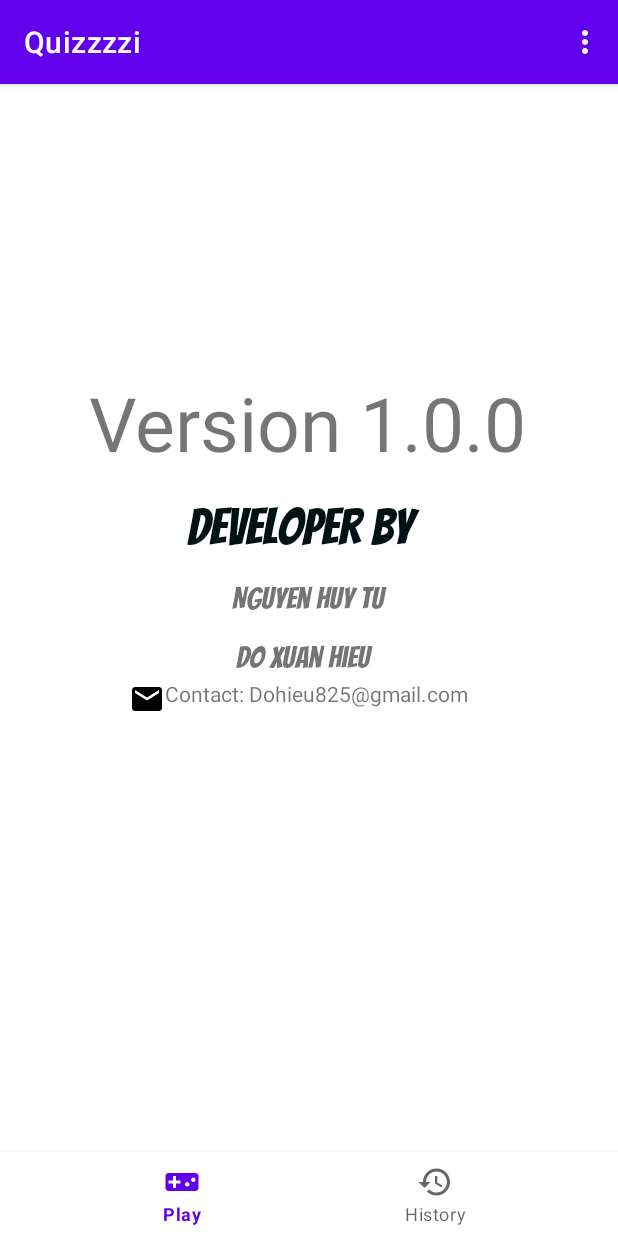
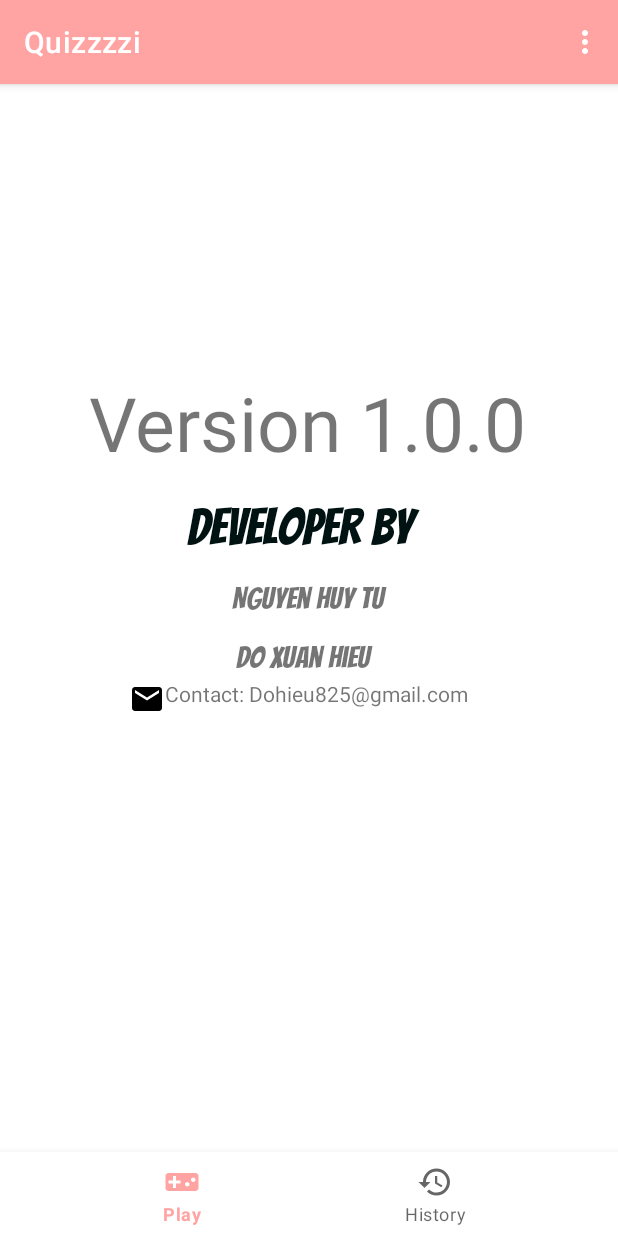
Before and after one commit to renadayne/quiz_app, an Android app: the screen it shows after launch (QuizMenu), on a phone screen of 412 x 824 dp. Run offline under Robolectric (Android 15) with nearby library versions, the phone set to English and light mode, and no system bars; our stand-ins replace navigation-ui.

Commit message:
update action bar color

```diff
--- a/app/src/main/java/com/example/quizzzzi/MainActivity.java
+++ b/app/src/main/java/com/example/quizzzzi/MainActivity.java
@@ -34,7 +34,7 @@ public class MainActivity extends AppCompatActivity {
         appName.setAnimation(bottomAnim);
         slogan.setAnimation(bottomAnim);
 
-        // Chuyển sang Menu chọn câu hỏi theo chủ đề
+        // Chuyển sang Menu chính
         new Handler().postDelayed(() -> {
             Intent intent = new Intent(MainActivity.this, QuizMenu.class);
             startActivity(intent);
--- a/app/src/main/java/com/example/quizzzzi/QuizMenu.java
+++ b/app/src/main/java/com/example/quizzzzi/QuizMenu.java
@@ -28,7 +28,9 @@ public class QuizMenu extends AppCompatActivity {
         super.onCreate(savedInstanceState);
 //        binding = ActivityMainBinding.inflate(getLayoutInflater());
         setContentView(R.layout.activity_quiz_menu);
+
         mainTheme = MediaPlayer.create(QuizMenu.this,R.raw.boom);
+        // music loop
         if (!mainTheme.isPlaying())
         {
             mainTheme.start();
@@ -67,7 +69,7 @@ public class QuizMenu extends AppCompatActivity {
                 sendmail.setType("text/plain");
                 sendmail.putExtra(Intent.EXTRA_EMAIL,
                         new String[]{"Dohieu825@gmail.com", "huytuduelist@gmail.com"});
-                sendmail.putExtra(Intent.EXTRA_SUBJECT,"Can gop y");
+                sendmail.putExtra(Intent.EXTRA_SUBJECT,"Góp Ý");
 
                 if(sendmail.resolveActivity(getPackageManager()) != null){
                     startActivity(sendmail);
--- a/app/src/main/res/values/themes.xml
+++ b/app/src/main/res/values/themes.xml
@@ -1,16 +1,16 @@
-<resources xmlns:tools="http://schemas.android.com/tools">
+<resources>
     <!-- Base application theme. -->
     <style name="Theme.Quizzzzi" parent="Theme.MaterialComponents.DayNight.DarkActionBar">
         <!-- Primary brand color. -->
-        <item name="colorPrimary">@color/purple_500</item>
-        <item name="colorPrimaryVariant">@color/purple_700</item>
+        <item name="colorPrimary">#ffa4a2</item>
+        <item name="colorPrimaryVariant">#e57373</item>
         <item name="colorOnPrimary">@color/white</item>
         <!-- Secondary brand color. -->
         <item name="colorSecondary">@color/teal_200</item>
         <item name="colorSecondaryVariant">@color/teal_700</item>
         <item name="colorOnSecondary">@color/black</item>
         <!-- Status bar color. -->
-        <item name="android:statusBarColor" tools:targetApi="l">?attr/colorPrimaryVariant</item>
+        <item name="android:statusBarColor" >?attr/colorPrimaryVariant</item>
         <!-- Customize your theme here. -->
     </style>
 </resources>
```
Also changed, not shown: app/build.gradle (+5 -2 lines).
